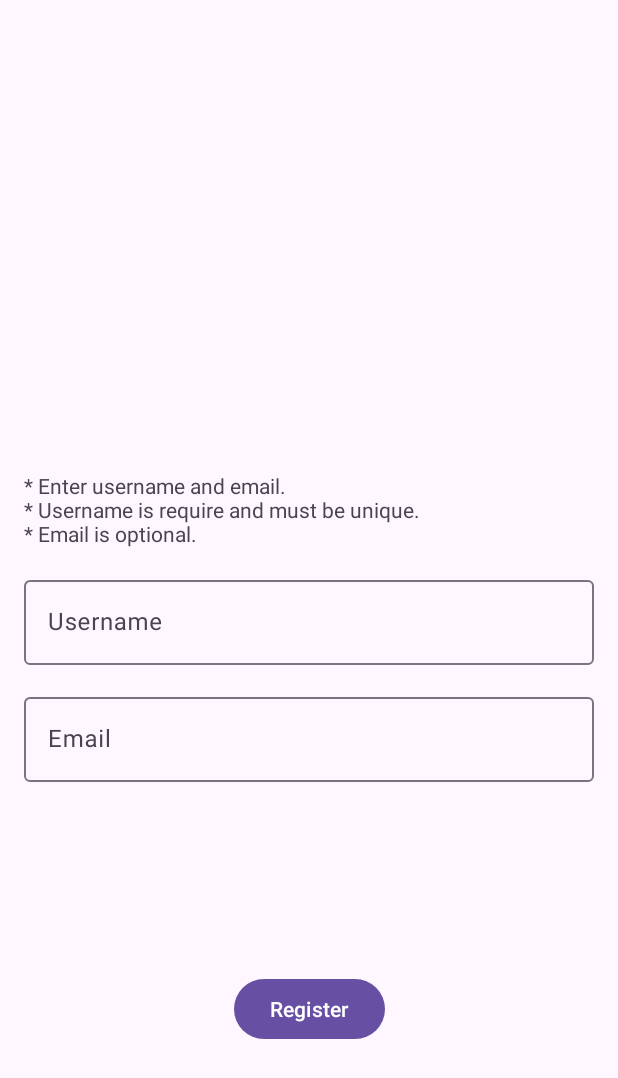
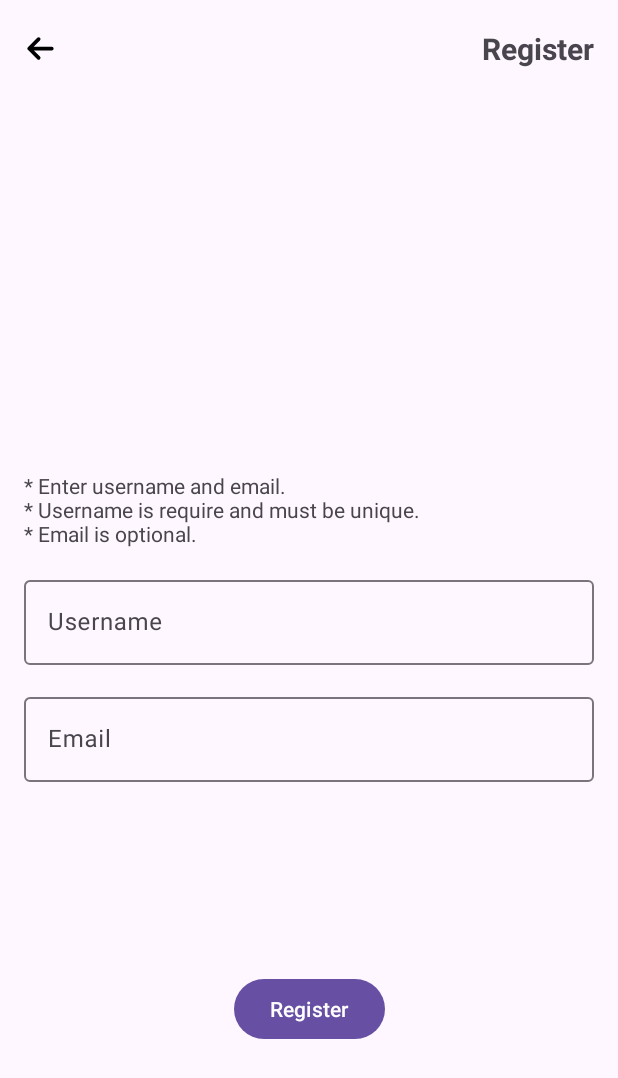
Before and after one commit to hrka6761/Rasad, an Android app: the fragment RegisterFragment placed in its activity, on a phone screen of 412 x 824 dp. Shown: the top 1078 px of the screen. Run offline under Robolectric (Android 15) with nearby library versions, the phone set to English and light mode, and no system bars; our stand-ins replace Dagger/Hilt's generated code; 1 statement that could not run was skipped.

Commit message:
Adding toolbar in RegisterFragment

```diff
--- a/app/src/main/java/ir/srp/rasad/presentation/register/RegisterFragment.kt
+++ b/app/src/main/java/ir/srp/rasad/presentation/register/RegisterFragment.kt
@@ -52,9 +52,14 @@ class RegisterFragment : BaseFragment() {
 
 
     private fun initialize() {
+        initToolbarBackButton()
         initSaveUserDataResult()
         initRegisterResponse()
         initRegisterButton()
+    }
+
+    private fun initToolbarBackButton() {
+        binding.backRegisterBtn.setOnClickListener { onBackPressed() }
     }
 
     private fun initSaveUserDataResult() {
--- a/app/src/main/res/layout/fragment_register.xml
+++ b/app/src/main/res/layout/fragment_register.xml
@@ -5,6 +5,38 @@
     android:layout_width="match_parent"
     android:layout_height="match_parent"
     tools:context=".presentation.register.RegisterFragment">
+
+    <androidx.constraintlayout.widget.ConstraintLayout
+        android:id="@+id/toolbar"
+        android:layout_width="match_parent"
+        android:layout_height="?actionBarSize"
+        app:layout_constraintEnd_toEndOf="parent"
+        app:layout_constraintStart_toStartOf="parent"
+        app:layout_constraintTop_toTopOf="parent">
+
+        <androidx.appcompat.widget.AppCompatImageView
+            android:id="@+id/back_register_btn"
+            android:layout_width="30dp"
+            android:layout_height="30dp"
+            android:layout_margin="12dp"
+            android:src="@drawable/back_arrow"
+            app:layout_constraintBottom_toBottomOf="parent"
+            app:layout_constraintStart_toStartOf="parent"
+            app:layout_constraintTop_toTopOf="parent" />
+
+        <com.google.android.material.textview.MaterialTextView
+            android:id="@+id/title_txt"
+            android:layout_width="wrap_content"
+            android:layout_height="wrap_content"
+            android:layout_margin="16dp"
+            android:text="@string/txt_register_toolbar_title"
+            android:textSize="20sp"
+            android:textStyle="bold"
+            app:layout_constraintBottom_toBottomOf="parent"
+            app:layout_constraintEnd_toEndOf="parent"
+            app:layout_constraintTop_toTopOf="parent" />
+
+    </androidx.constraintlayout.widget.ConstraintLayout>
 
     <ProgressBar
         android:id="@+id/progress_bar"
--- a/app/src/main/res/values/strings.xml
+++ b/app/src/main/res/values/strings.xml
@@ -10,13 +10,15 @@
     <string name="btn_txt_register">Register</string>
     <string name="btn_txt_update">Update %1$s</string>
 
+    <string name="txt_settings_toolbar_title">Settings</string>
+    <string name="txt_profile_toolbar_title">Profile</string>
+    <string name="txt_otp_toolbar_title">Authentication</string>
+    <string name="txt_register_toolbar_title">Register</string>
+
     <string name="txt_enter_desc">* Type your mobile number to enter the app.\n  (Pattern: 09123456789)</string>
     <string name="txt_send_otp_desc">* Enter the sent OTP.</string>
     <string name="txt_register_desc">* Enter username and email.\n* Username is require and must be unique.\n* Email is optional.</string>
     <string name="txt_profile">Edit Profile</string>
-    <string name="txt_settings_toolbar_title">Settings</string>
-    <string name="txt_profile_toolbar_title">Profile</string>
-    <string name="txt_otp_toolbar_title">Authentication</string>
     <string name="txt_account_title">Account</string>
     <string name="txt_no_email">No email</string>
     <string name="txt_email_title">Email</string>
```
